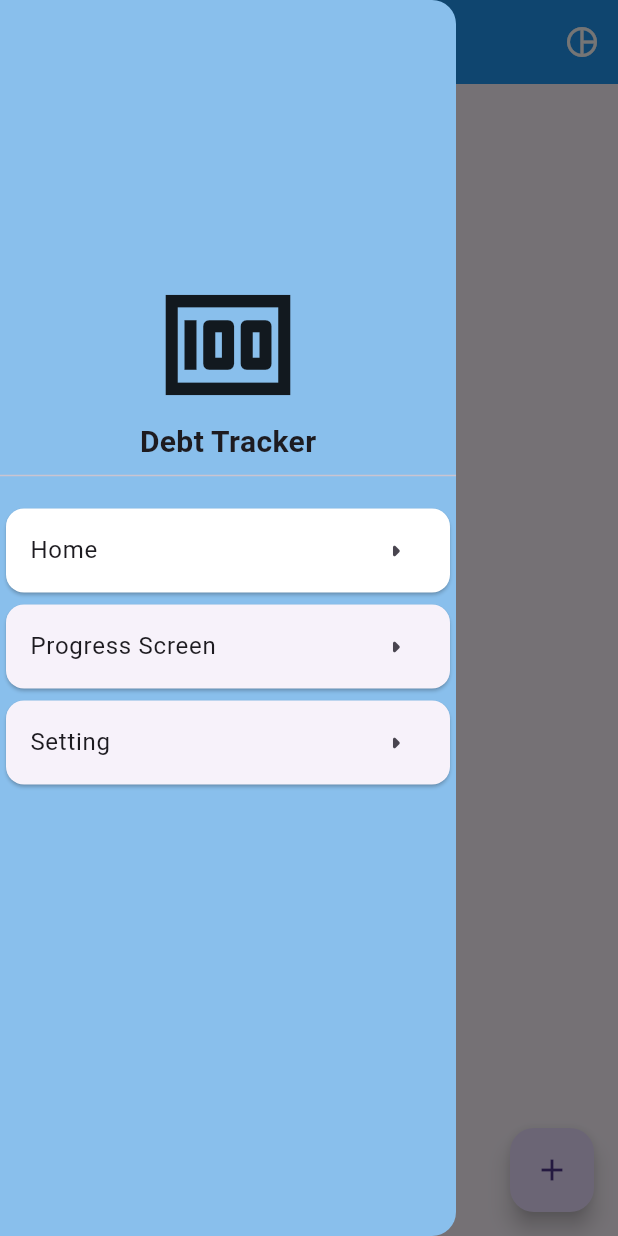
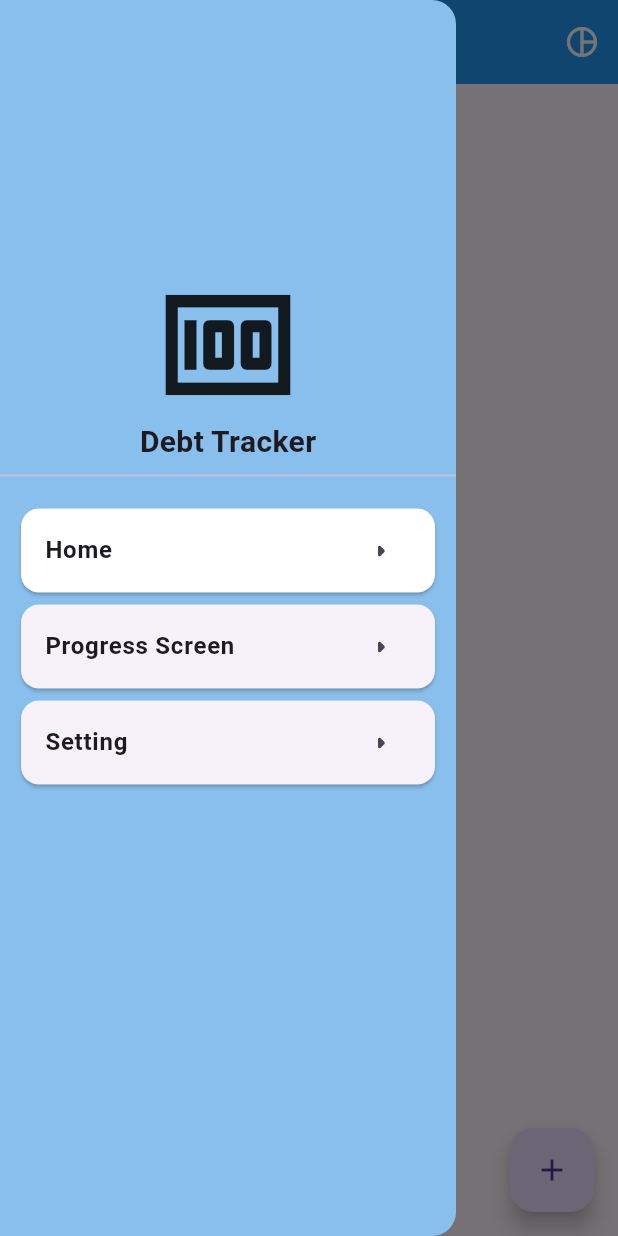
Before and after one commit to shobhitmh/Debt_Tracker, a Flutter app: the screen it shows after launch, with the side drawer open, on a phone screen of 412 x 824 dp. Run offline on Flutter 3.47's test engine with Material 3 defaults, Android fonts, the phone set to English and light mode, and no system bars; our stand-ins replace fl_chart, flutter_local_notifications, hive, hive_flutter; accounts and stored records are empty.

Commit message:
UI Updated

```diff
--- a/lib/screens/home_screen.dart
+++ b/lib/screens/home_screen.dart
@@ -47,7 +47,9 @@ class _HomeScreenState extends State<HomeScreen> {
             ),
             Column(
               children: [
-                Card(
+                Padding(
+                  padding: const EdgeInsets.only(left: 10.0, right: 10),
+                  child: Card(
                     color: Colors.white,
                     child: ListTile(
                       onTap: () {
@@ -56,10 +58,16 @@ class _HomeScreenState extends State<HomeScreen> {
                             builder: (context) => HomeScreen()));
                       },
                       trailing: Icon(Icons.arrow_right_rounded),
-                    title: Text('Home'),
+                      title: Text(
+                        'Home',
+                        style: TextStyle(fontWeight: FontWeight.bold),
                       ),
                     ),
-                Card(
+                  ),
+                ),
+                Padding(
+                  padding: const EdgeInsets.only(left: 10.0, right: 10),
+                  child: Card(
                     child: ListTile(
                       onTap: () {
                         Navigator.pop(context);
@@ -67,13 +75,23 @@ class _HomeScreenState extends State<HomeScreen> {
                             builder: (context) => ProgressScreen()));
                       },
                       trailing: Icon(Icons.arrow_right_rounded),
-                    title: Text('Progress Screen'),
+                      title: Text(
+                        'Progress Screen',
+                        style: TextStyle(fontWeight: FontWeight.bold),
                       ),
                     ),
-                Card(
+                  ),
+                ),
+                Padding(
+                  padding: const EdgeInsets.only(left: 10.0, right: 10),
+                  child: Card(
                     child: ListTile(
                       trailing: Icon(Icons.arrow_right_rounded),
-                    title: Text('Setting'),
+                      title: Text(
+                        'Setting',
+                        style: TextStyle(fontWeight: FontWeight.bold),
+                      ),
+                    ),
                   ),
                 ),
               ],
```
Lines whose indentation alone changed are shown as unchanged.
